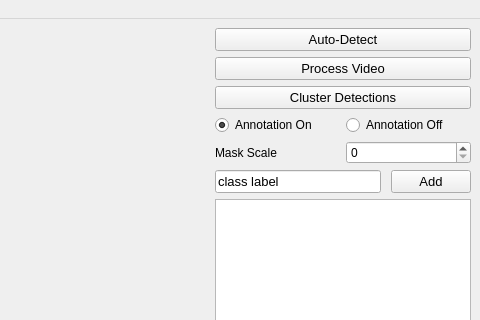
Qt form src/gui.ui (velatkilic/label-gui) before a commit; both pictures show x 316 to 796 and y 0 to 320 of the 796 by 591 pixel window.
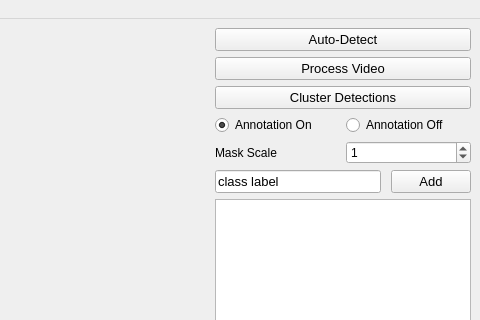
The same form after that commit. Custom widgets are drawn as their Qt base class.

```diff
--- a/src/gui.ui
+++ b/src/gui.ui
@@ -142,7 +142,7 @@
              <number>2</number>
             </property>
             <property name="value">
-             <number>0</number>
+             <number>1</number>
             </property>
            </widget>
           </item>
```
